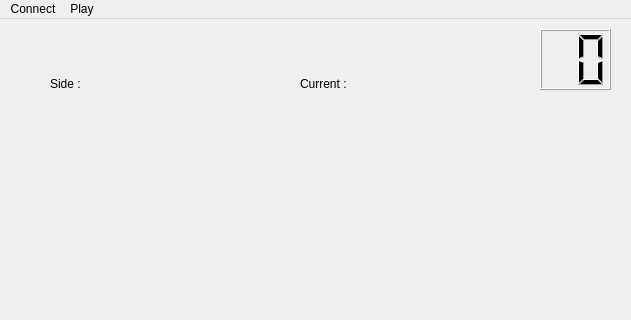
Old version of the form mainwindow.ui in the repository Btlmd/2021SummerHW1; both pictures show x 0 to 631 and y 0 to 320 of the 631 by 902 pixel window.
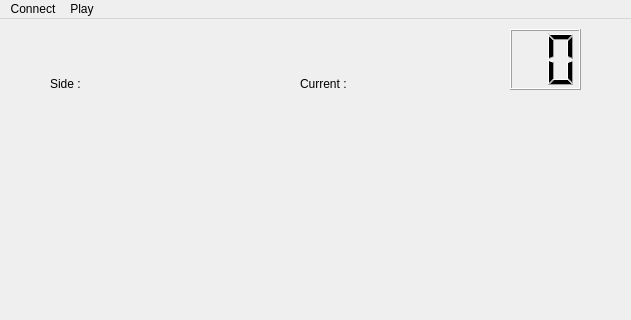
New version of the form. Icons and pictures are not drawn.

The edit to the form file:
```diff
--- a/mainwindow.ui
+++ b/mainwindow.ui
@@ -10,6 +10,24 @@
     <height>902</height>
    </rect>
   </property>
+  <property name="sizePolicy">
+   <sizepolicy hsizetype="Fixed" vsizetype="Fixed">
+    <horstretch>0</horstretch>
+    <verstretch>0</verstretch>
+   </sizepolicy>
+  </property>
+  <property name="minimumSize">
+   <size>
+    <width>0</width>
+    <height>0</height>
+   </size>
+  </property>
+  <property name="maximumSize">
+   <size>
+    <width>16777215</width>
+    <height>16777215</height>
+   </size>
+  </property>
   <property name="windowTitle">
    <string>Military Chess</string>
   </property>
@@ -17,7 +35,7 @@
    <widget class="QLCDNumber" name="TimeLeftLCD">
     <property name="geometry">
      <rect>
-      <x>540</x>
+      <x>510</x>
       <y>10</y>
       <width>71</width>
       <height>61</height>
@@ -49,7 +67,7 @@
    <widget class="QLabel" name="TernLabel">
     <property name="geometry">
      <rect>
-      <x>370</x>
+      <x>380</x>
       <y>50</y>
       <width>101</width>
       <height>30</height>
@@ -59,15 +77,15 @@
      <string/>
     </property>
     <property name="alignment">
-     <set>Qt::AlignCenter</set>
+     <set>Qt::AlignLeading|Qt::AlignLeft|Qt::AlignVCenter</set>
     </property>
    </widget>
    <widget class="QLabel" name="TeamLabel">
     <property name="geometry">
      <rect>
-      <x>100</x>
+      <x>103</x>
       <y>50</y>
-      <width>61</width>
+      <width>101</width>
       <height>30</height>
      </rect>
     </property>
@@ -75,7 +93,7 @@
      <string/>
     </property>
     <property name="alignment">
-     <set>Qt::AlignCenter</set>
+     <set>Qt::AlignLeading|Qt::AlignLeft|Qt::AlignVCenter</set>
     </property>
    </widget>
    <widget class="QLabel" name="InfoLabel">
```
Left out of the diff: 4 changed lines with no effect on the pictures.
